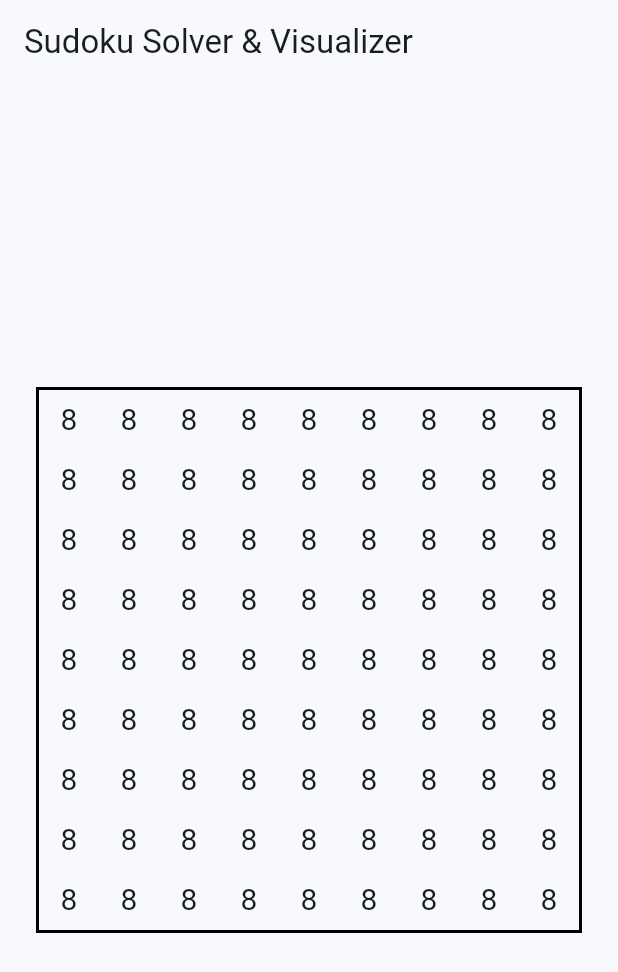
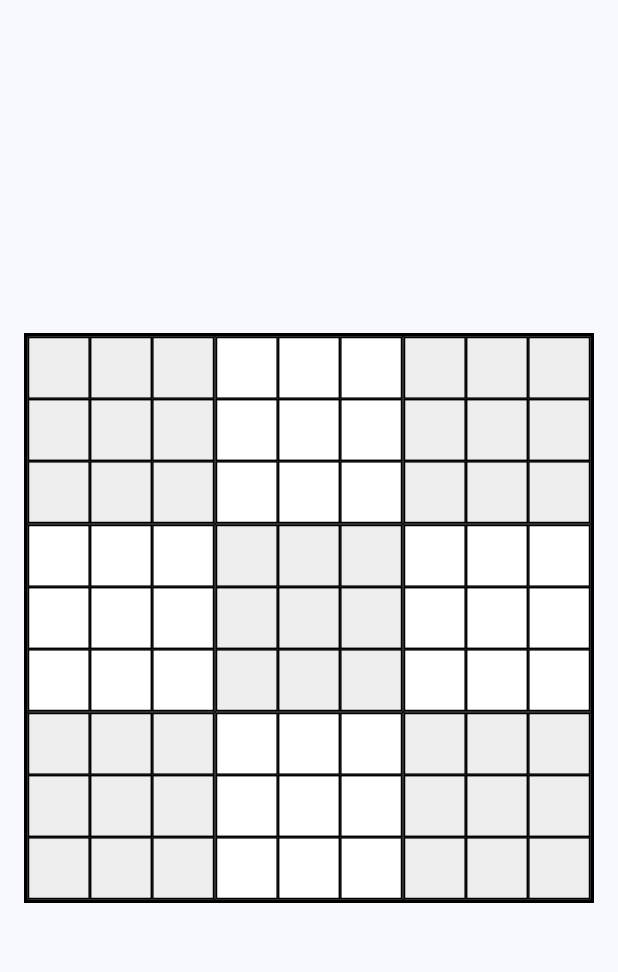
Before and after one commit to JTKnox91/sudoku, a Flutter app: the screen it shows after launch, on a phone screen of 412 x 824 dp. Shown: the top 972 px of the screen. Run offline on Flutter 3.47's test engine with Material 3 defaults, Android fonts, the phone set to English and light mode, and no system bars.

Commit message:
Implement BoardWidget, BoxWidget, & BoardProvider

```diff
--- /dev/null
+++ b/lib/core/constants.dart
@@ -0,0 +1,4 @@
+class Layout {
+  static const double gridUnit = 8.0;
+  static const double gridTypeUnit = 4.0;
+}
--- /dev/null
+++ b/lib/ui/providers/board_provider.dart
@@ -0,0 +1,23 @@
+import 'package:flutter/material.dart';
+import 'package:sudoku/models/board.dart';
+
+class BoardProvider extends InheritedWidget {
+  final Board board;
+
+  const BoardProvider({
+    super.key,
+    required this.board,
+    required super.child,
+  });
+
+  static Board of(BuildContext context) {
+    final provider = context.dependOnInheritedWidgetOfExactType<BoardProvider>();
+    assert(provider != null, 'No BoardProvider found in context');
+    return provider!.board;
+  }
+
+  @override
+  bool updateShouldNotify(BoardProvider oldWidget) {
+    return board != oldWidget.board;
+  }
+}
--- a/lib/ui/screens/home_screen.dart
+++ b/lib/ui/screens/home_screen.dart
@@ -1,6 +1,7 @@
 import 'package:flutter/material.dart';
 import 'package:sudoku/models/board.dart';
 import 'package:sudoku/ui/widgets/board_widget.dart';
+import 'package:sudoku/core/constants.dart';
 
 class HomeScreen extends StatelessWidget {
   const HomeScreen({super.key});
@@ -8,14 +9,14 @@ class HomeScreen extends StatelessWidget {
   @override
   Widget build(BuildContext context) {
     return Scaffold(
-      appBar: AppBar(
-        title: const Text('Sudoku Solver & Visualizer'),
-      ),
       body: Center(
-        child: BoardWidget(
-          board: Board(),
+        child: Padding(
+          padding: const EdgeInsets.all(Layout.gridUnit * 2),
+          child: BoardWidget(
+            board: Board(),
+          ),
         ),
-      ),
+      )
     );
   }
 }
--- a/lib/ui/widgets/board_widget.dart
+++ b/lib/ui/widgets/board_widget.dart
@@ -1,7 +1,7 @@
 import 'package:flutter/material.dart';
-import 'package:sudoku/core/cell_name.dart';
 import 'package:sudoku/models/board.dart';
-import 'package:sudoku/ui/widgets/cell_widget.dart';
+import 'package:sudoku/ui/widgets/box_widget.dart';
+import 'package:sudoku/ui/providers/board_provider.dart';
 
 class BoardWidget extends StatelessWidget {
   final Board board;
@@ -13,20 +13,29 @@ class BoardWidget extends StatelessWidget {
 
   @override
   Widget build(BuildContext context) {
-    return Container(
-      decoration: BoxDecoration(
-        border: Border.all(color: Colors.black, width: 2.0),
-      ),
-      child: Column(
-        mainAxisSize: MainAxisSize.min,
-        children: List.generate(Board.size, (row) {
-          return Row(
-            mainAxisSize: MainAxisSize.min,
-            children: List.generate(Board.size, (col) {
-              return CellWidget(cell: board.cells[cellName(row+1, col+1)]!);
+    return BoardProvider(
+      board: board,
+      child: AspectRatio(
+        aspectRatio: 1,
+        child: Container(
+          decoration: BoxDecoration(
+            border: Border.all(color: Colors.black, width: 2.0),
+          ),
+          child: Column(
+            children: List.generate(3, (boxRow) {
+              return Expanded(
+                child: Row(
+                  children: List.generate(3, (boxCol) {
+                    final boxNumber = boxRow * 3 + boxCol + 1;
+                    return Expanded(
+                      child: BoxWidget(boxNumber: boxNumber),
+                    );
+                  }),
+                ),
+              );
             }),
-          );
-        }),
+          ),
+        ),
       ),
     );
   }
--- /dev/null
+++ b/lib/ui/widgets/box_widget.dart
@@ -0,0 +1,45 @@
+import 'package:flutter/material.dart';
+import 'package:sudoku/ui/widgets/cell_widget.dart';
+
+class BoxWidget extends StatelessWidget {
+  final int boxNumber;
+
+  const BoxWidget({
+    super.key,
+    required this.boxNumber,
+  }) : assert(boxNumber >= 1 && boxNumber <= 9);
+
+  @override
+  Widget build(BuildContext context) {
+    final boxRow = ((boxNumber - 1) ~/ 3) * 3 + 1;
+    final boxCol = ((boxNumber - 1) % 3) * 3 + 1;
+    final backgroundColor = boxNumber % 2 == 0
+        ? Colors.white
+        : Colors.grey.shade200;
+
+    return Container(
+      decoration: BoxDecoration(
+        color: backgroundColor,
+        border: Border.all(color: Colors.black, width: 0.5),
+      ),
+      child: Column(
+        children: List.generate(3, (rowOffset) {
+          return Expanded(
+            child: Row(
+              children: List.generate(3, (colOffset) {
+                final row = boxRow + rowOffset;
+                final col = boxCol + colOffset;
+                return Expanded(
+                  child: CellWidget(
+                    row: row,
+                    col: col,
+                  ),
+                );
+              }),
+            ),
+          );
+        }),
+      ),
+    );
+  }
+}
--- a/lib/ui/widgets/cell_widget.dart
+++ b/lib/ui/widgets/cell_widget.dart
@@ -1,28 +1,31 @@
-import 'dart:math';
 import 'package:flutter/material.dart';
-import 'package:sudoku/core/value.dart';
-import 'package:sudoku/models/cell.dart';
+import 'package:sudoku/ui/providers/board_provider.dart';
+import 'package:sudoku/core/cell_name.dart';
 
 class CellWidget extends StatelessWidget {
-  static const double size = 40.0;
+  final String name;
 
-  final Cell cell;
-
-  const CellWidget({
+  CellWidget({
     super.key,
-    required this.cell,
-  });
+    required int row,
+    required int col,
+  }) : name = cellName(row, col);
 
   @override
   Widget build(BuildContext context) {
+    final board = BoardProvider.of(context);
+    final cell = board.cells[name]!;
+
     return Container(
-      width: size,
-      height: size,
+      decoration: BoxDecoration(
+        border: Border.all(
+          color: Colors.black,
+          width: 1.0,
+          ),
+        ),
       child: Center(
         child: Text(
-          // TODO: Remove after testing layout
-          Value.fromInt(Random().nextInt(9)+1).toString(),
-          // cell.value?.toString() ?? '',
+          cell.value?.toString() ?? '',
           style: const TextStyle(fontSize: 20),
         ),
       ),
```
